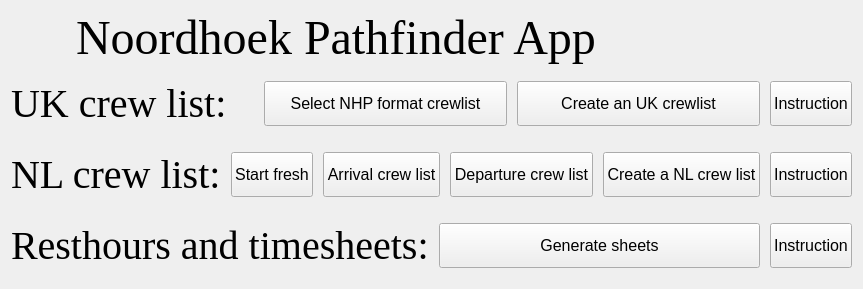
Old version of the form Widget_NHP.ui in the repository The-Maniak/Noordhoek_Pathfinder_App.
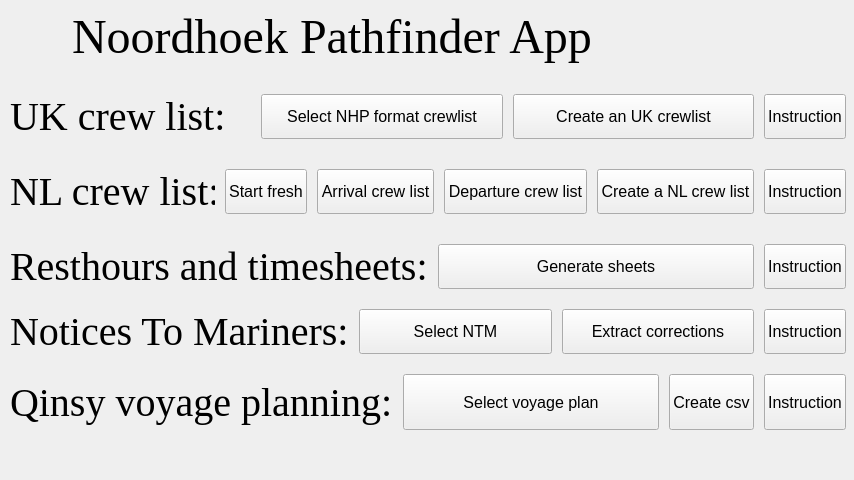
New version of the form. Icons and pictures are not drawn.

Commit message: Added 2 new features - Qinsy voyage planning and Notices To Mariners picker.

Diff of the .ui file:
```diff
--- a/Widget_NHP.ui
+++ b/Widget_NHP.ui
@@ -6,8 +6,8 @@
    <rect>
     <x>0</x>
     <y>0</y>
-    <width>734</width>
-    <height>264</height>
+    <width>854</width>
+    <height>480</height>
    </rect>
   </property>
   <property name="sizePolicy">
@@ -19,14 +19,30 @@
   <property name="windowTitle">
    <string>Form</string>
   </property>
-  <layout class="QGridLayout" name="gridLayout">
-   <item row="0" column="0">
-    <layout class="QGridLayout" name="gridLayout_2">
+  <widget class="QWidget" name="">
+   <property name="geometry">
+    <rect>
+     <x>10</x>
+     <y>10</y>
+     <width>836</width>
+     <height>430</height>
+    </rect>
+   </property>
+   <layout class="QVBoxLayout" name="verticalLayout">
+    <property name="spacing">
+     <number>10</number>
+    </property>
      <property name="sizeConstraint">
       <enum>QLayout::SetNoConstraint</enum>
      </property>
-     <item row="0" column="0">
+    <item>
       <layout class="QHBoxLayout" name="horizontalLayout_4">
+      <property name="spacing">
+       <number>10</number>
+      </property>
+      <property name="bottomMargin">
+       <number>10</number>
+      </property>
        <item>
         <widget class="QLabel" name="label_noordhoekpathfinder">
          <property name="enabled">
@@ -85,7 +101,7 @@
        </item>
       </layout>
      </item>
-     <item row="1" column="0">
+    <item>
       <layout class="QHBoxLayout" name="horizontalLayout">
        <property name="spacing">
         <number>10</number>
@@ -177,7 +193,7 @@
        </item>
       </layout>
      </item>
-     <item row="2" column="0">
+    <item>
       <layout class="QHBoxLayout" name="horizontalLayout_2">
        <property name="spacing">
         <number>10</number>
@@ -310,7 +326,7 @@
        </item>
       </layout>
      </item>
-     <item row="3" column="0">
+    <item>
       <layout class="QHBoxLayout" name="horizontalLayout_3">
        <property name="spacing">
         <number>10</number>
@@ -382,9 +398,162 @@
        </item>
       </layout>
      </item>
-    </layout>
-   </item>
-  </layout>
+    <item>
+     <layout class="QHBoxLayout" name="horizontalLayout_5">
+      <property name="spacing">
+       <number>10</number>
+      </property>
+      <property name="bottomMargin">
+       <number>10</number>
+      </property>
+      <item>
+       <widget class="QLabel" name="label_NTM">
+        <property name="font">
+         <font>
+          <family>Times New Roman</family>
+          <pointsize>30</pointsize>
+         </font>
+        </property>
+        <property name="text">
+         <string>Notices To Mariners:</string>
+        </property>
+       </widget>
+      </item>
+      <item>
+       <widget class="QPushButton" name="pushButton_selectNTM">
+        <property name="sizePolicy">
+         <sizepolicy hsizetype="Expanding" vsizetype="Preferred">
+          <horstretch>0</horstretch>
+          <verstretch>0</verstretch>
+         </sizepolicy>
+        </property>
+        <property name="font">
+         <font>
+          <pointsize>12</pointsize>
+         </font>
+        </property>
+        <property name="text">
+         <string>Select NTM</string>
+        </property>
+       </widget>
+      </item>
+      <item>
+       <widget class="QPushButton" name="pushButton_extractNTM">
+        <property name="sizePolicy">
+         <sizepolicy hsizetype="Expanding" vsizetype="Preferred">
+          <horstretch>0</horstretch>
+          <verstretch>0</verstretch>
+         </sizepolicy>
+        </property>
+        <property name="font">
+         <font>
+          <pointsize>12</pointsize>
+         </font>
+        </property>
+        <property name="text">
+         <string>Extract corrections</string>
+        </property>
+       </widget>
+      </item>
+      <item>
+       <widget class="QPushButton" name="pushButton_infoNTM">
+        <property name="sizePolicy">
+         <sizepolicy hsizetype="Minimum" vsizetype="Preferred">
+          <horstretch>0</horstretch>
+          <verstretch>0</verstretch>
+         </sizepolicy>
+        </property>
+        <property name="font">
+         <font>
+          <pointsize>12</pointsize>
+         </font>
+        </property>
+        <property name="text">
+         <string>Instruction</string>
+        </property>
+       </widget>
+      </item>
+     </layout>
+    </item>
+    <item>
+     <layout class="QHBoxLayout" name="horizontalLayout_6">
+      <property name="spacing">
+       <number>10</number>
+      </property>
+      <property name="bottomMargin">
+       <number>10</number>
+      </property>
+      <item>
+       <widget class="QLabel" name="label_QinsyVP">
+        <property name="font">
+         <font>
+          <family>Times New Roman</family>
+          <pointsize>30</pointsize>
+         </font>
+        </property>
+        <property name="text">
+         <string>Qinsy voyage planning:</string>
+        </property>
+       </widget>
+      </item>
+      <item>
+       <widget class="QPushButton" name="pushButton_selectVP">
+        <property name="sizePolicy">
+         <sizepolicy hsizetype="Expanding" vsizetype="Preferred">
+          <horstretch>0</horstretch>
+          <verstretch>0</verstretch>
+         </sizepolicy>
+        </property>
+        <property name="font">
+         <font>
+          <pointsize>12</pointsize>
+         </font>
+        </property>
+        <property name="text">
+         <string>Select voyage plan</string>
+        </property>
+       </widget>
+      </item>
+      <item>
+       <widget class="QPushButton" name="pushButton_createCSV">
+        <property name="sizePolicy">
+         <sizepolicy hsizetype="Preferred" vsizetype="Expanding">
+          <horstretch>0</horstretch>
+          <verstretch>0</verstretch>
+         </sizepolicy>
+        </property>
+        <property name="font">
+         <font>
+          <pointsize>12</pointsize>
+         </font>
+        </property>
+        <property name="text">
+         <string>Create csv</string>
+        </property>
+       </widget>
+      </item>
+      <item>
+       <widget class="QPushButton" name="pushButton_instructionQinsy">
+        <property name="sizePolicy">
+         <sizepolicy hsizetype="Minimum" vsizetype="Preferred">
+          <horstretch>0</horstretch>
+          <verstretch>0</verstretch>
+         </sizepolicy>
+        </property>
+        <property name="font">
+         <font>
+          <pointsize>12</pointsize>
+         </font>
+        </property>
+        <property name="text">
+         <string>Instruction</string>
+        </property>
+       </widget>
+      </item>
+     </layout>
+    </item>
+   </layout>
+  </widget>
  </widget>
  <resources/>
  <connections/>
```
Left out of the diff: 2 changed lines with no effect on the pictures. Lines whose indentation alone changed are shown as unchanged. The commit also changes 14 other files.
